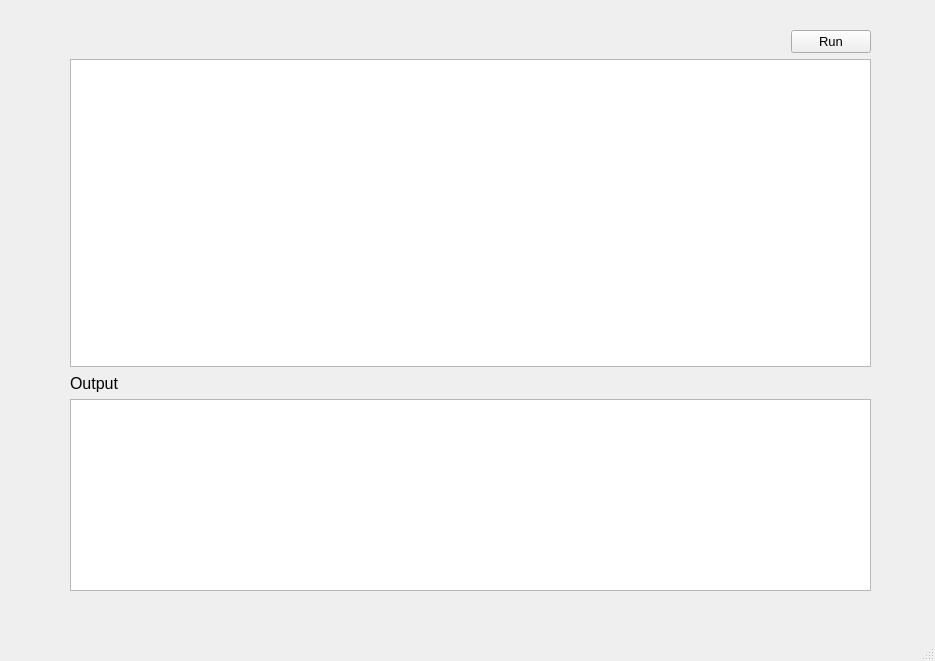
Qt form layout.ui (AlimU11/Pascal-Interpreter) before a commit.
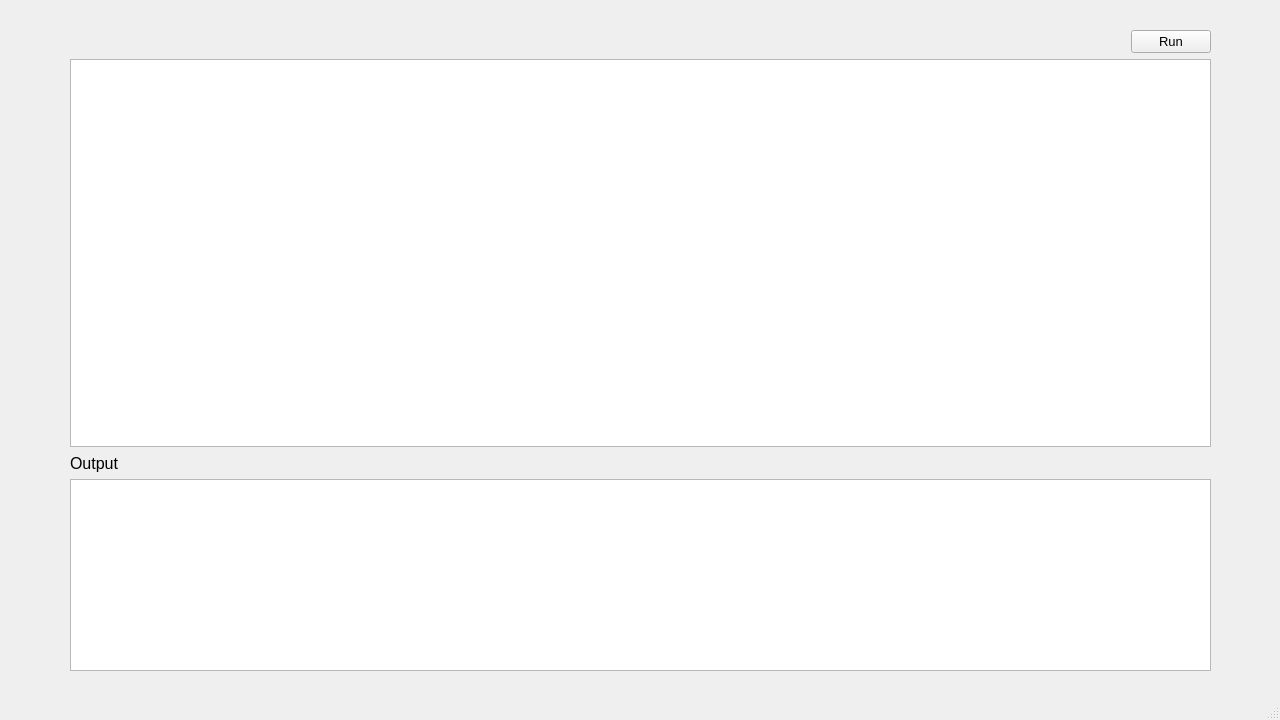
The same form after that commit. Custom widgets are drawn as their Qt base class.

Diff of the .ui file:
```diff
--- a/layout.ui
+++ b/layout.ui
@@ -6,8 +6,8 @@
    <rect>
     <x>0</x>
     <y>0</y>
-    <width>935</width>
-    <height>661</height>
+    <width>1280</width>
+    <height>720</height>
    </rect>
   </property>
   <property name="cursor">
@@ -22,8 +22,8 @@
      <rect>
       <x>70</x>
       <y>30</y>
-      <width>801</width>
-      <height>561</height>
+      <width>1141</width>
+      <height>641</height>
      </rect>
     </property>
     <layout class="QVBoxLayout" name="verticalLayout">
```
Left out of the diff: 2 changed lines with no effect on the pictures.
